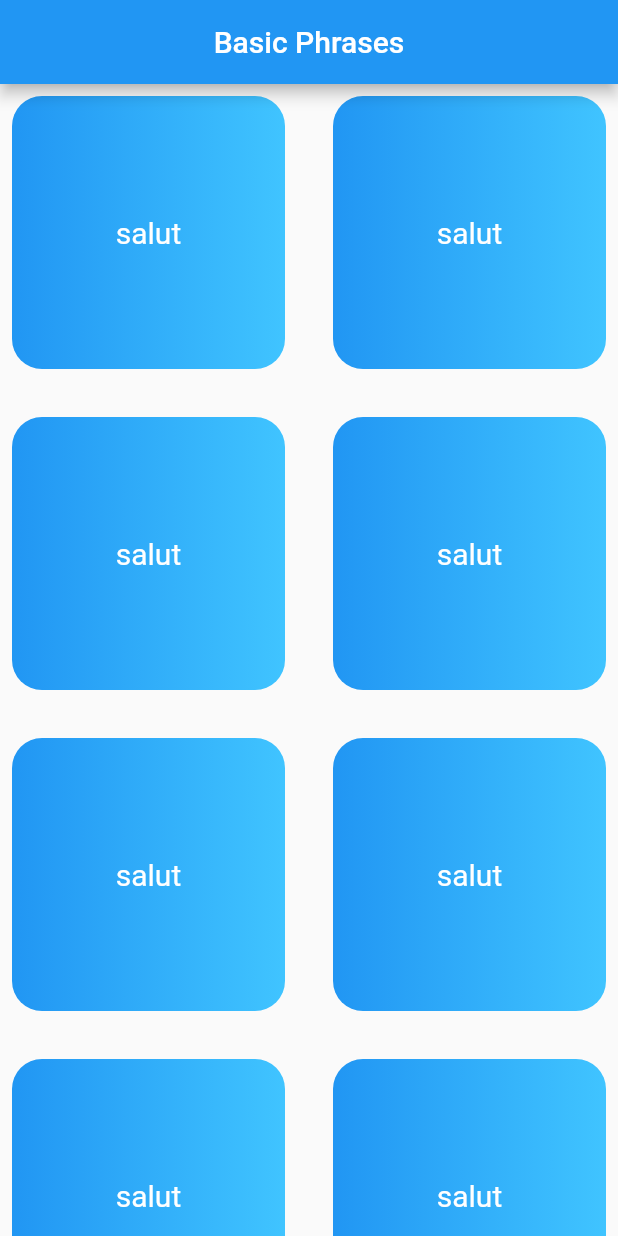
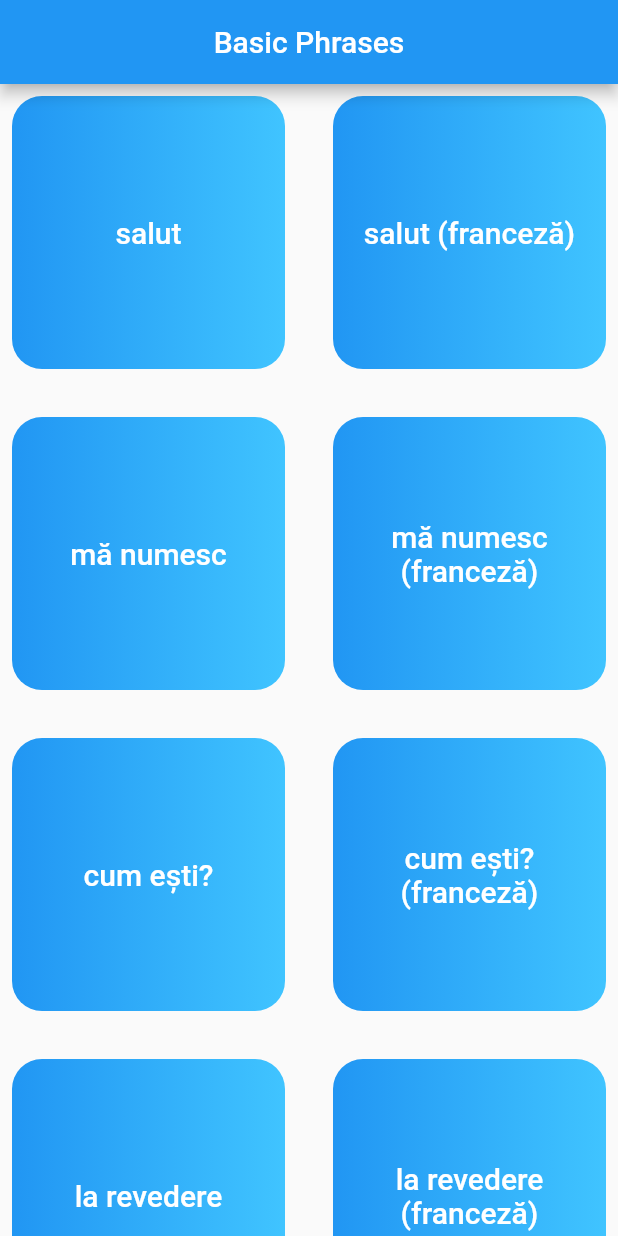
Before and after one commit to Coraline13/AtelierulDigital-Flutter, a Flutter app: the screen it shows after launch, after a tap on "salut", on a phone screen of 412 x 824 dp. Run offline on Flutter 3.47's test engine with Material 2 defaults, Android fonts, the phone set to English and light mode, and no system bars; our stand-ins replace assets_audio_player.

Commit message:
Finish Basic phrases app

```diff
--- a/lib/src/03/basic_phrases.dart
+++ b/lib/src/03/basic_phrases.dart
@@ -24,7 +24,23 @@ class HomePage extends StatefulWidget {
   _HomePageState createState() => _HomePageState();
 }
 
+class Word {
+  Word(this.romanianWord, this.romanianFileLocation, this.frenchFileLocation);
+
+  final String romanianWord;
+  final String romanianFileLocation;
+  final String frenchFileLocation;
+}
+
 class _HomePageState extends State<HomePage> {
+  final AssetsAudioPlayer _player = AssetsAudioPlayer.newPlayer();
+  final List<Word> _words = <Word>[
+    Word('salut', 'assets/audio/salut_ro.mp3', 'assets/audio/salut_fr.mp3'),
+    Word('mă numesc', 'assets/audio/ma_numesc_ro.mp3', 'assets/audio/ma_numesc_fr.mp3'),
+    Word('cum ești?', 'assets/audio/cum_esti_ro.mp3', 'assets/audio/cum_esti_fr.mp3'),
+    Word('la revedere', 'assets/audio/la_revedere_ro.mp3', 'assets/audio/la_revedere_fr.mp3'),
+  ];
+
   @override
   Widget build(BuildContext context) {
     return Scaffold(
@@ -40,6 +56,7 @@ class _HomePageState extends State<HomePage> {
           crossAxisSpacing: 32.0,
           mainAxisSpacing: 32.0,
         ),
+        itemCount: _words.length * 2,
         itemBuilder: (BuildContext context, int i) {
           return Container(
             decoration: BoxDecoration(
@@ -51,21 +68,23 @@ class _HomePageState extends State<HomePage> {
               borderRadius: BorderRadius.circular(20.0),
             ),
             child: Center(
-              child: GestureDetector(
-                onTap: () {
-                  print('AICI');
-                  final Audio audio = Audio('audio/voiture.mp3');
-                  print('audio path ${audio.path}');
-                  print('audio package ${audio.package}');
-                  AssetsAudioPlayer.newPlayer().open(audio);
-                },
-                child: const Text(
-                  'salut',
-                  style: TextStyle(
-                    color: Colors.white,
-                    fontSize: 20.0,
+              child: SizedBox.expand(
+                child: MaterialButton(
+                  onPressed: () async {
+                    final Audio audio = i % 2 == 0
+                        ? Audio(_words[i ~/ 2].romanianFileLocation)
+                        : Audio(_words[i ~/ 2].frenchFileLocation);
+                    await _player.stop();
+                    await _player.open(audio);
+                  },
+                  child: Text(
+                    i % 2 == 0 ? _words[i ~/ 2].romanianWord : '${_words[i ~/ 2].romanianWord} (franceză)',
+                    style: const TextStyle(
+                      color: Colors.white,
+                      fontSize: 20.0,
+                    ),
+                    textAlign: TextAlign.center,
                   ),
-                  textAlign: TextAlign.center,
                 ),
               ),
             ),
```
Also changed, not shown: docs/03_basic_phrases.gif (added), 11 other files.
